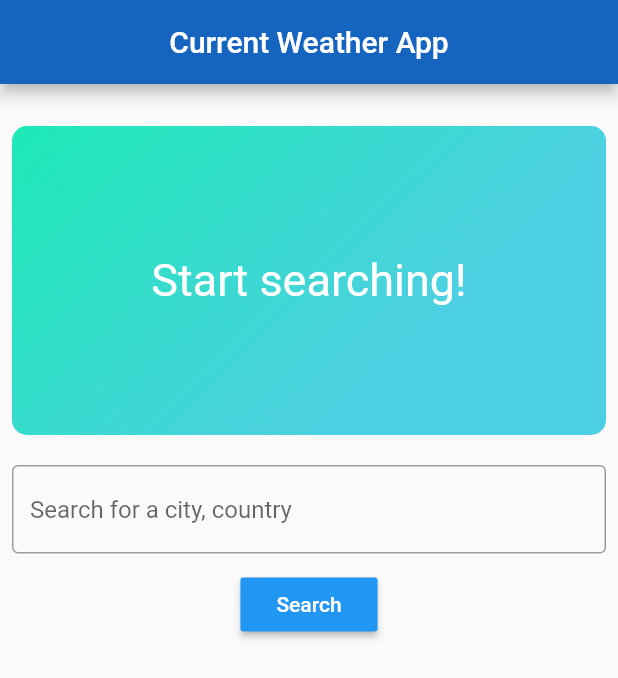
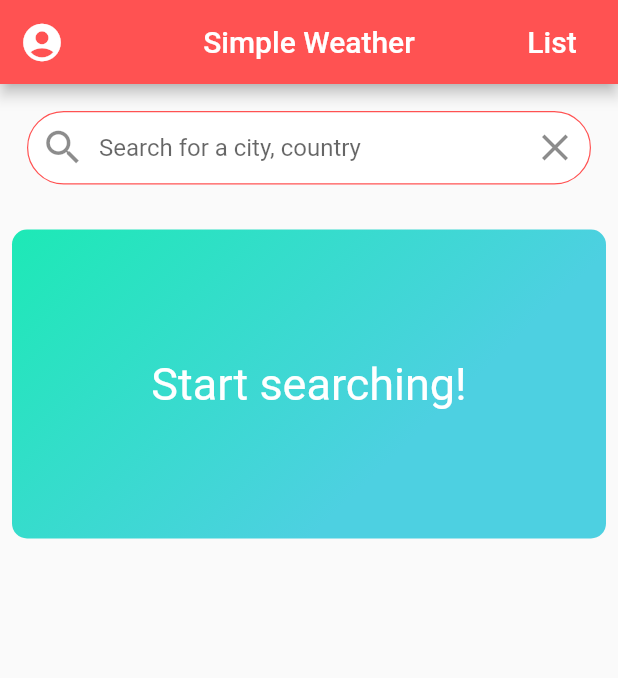
Before and after one commit to jeryldev/simple_weather_app, a Flutter app: the screen it shows after launch, on a phone screen of 412 x 824 dp. Shown: the top 678 px of the screen. Run offline on Flutter 3.47's test engine with Material 2 defaults, Android fonts, the phone set to English and light mode, and no system bars; our stand-ins replace bloc, cached_network_image, dartz, data_connection_checker, equatable, flutter_bloc and 2 more.

Commit message:
created a separate home screen and integrated the search current weather features to it.

```diff
--- a/lib/features/current_weather/presentation/widgets/current_weather_controls.dart
+++ b/lib/features/current_weather/presentation/widgets/current_weather_controls.dart
@@ -16,22 +16,47 @@ class _CurrentWeatherControlsState extends State<CurrentWeatherControls> {
   Widget build(BuildContext context) {
     return Column(
       children: [
-        TextField(
+        Padding(
+          padding: EdgeInsets.all(10.0),
+          child: TextField(
             onChanged: (value) => inputString = value,
             controller: inputTextController,
             keyboardType: TextInputType.text,
             onSubmitted: (_) => dispatchCityCurrentWeather(),
             decoration: InputDecoration(
-              border: OutlineInputBorder(),
+                contentPadding: EdgeInsets.symmetric(vertical: 15.0),
+                fillColor: Colors.white,
+                filled: true,
+                prefixIcon: Icon(
+                  Icons.search,
+                  size: 30.0,
+                ),
+                suffixIcon: IconButton(
+                  onPressed: clearCityCurrentWeather,
+                  icon: Icon(
+                    Icons.clear,
+                    size: 30,
+                  ),
+                ),
+                border: OutlineInputBorder(
+                  borderRadius: BorderRadius.circular(30),
+                  borderSide: BorderSide(width: 0.8),
+                ),
+                enabledBorder: OutlineInputBorder(
+                  borderRadius: BorderRadius.circular(30),
+                  borderSide: BorderSide(
+                      width: 0.8, color: Theme.of(context).primaryColor),
+                ),
                 hintText: 'Search for a city, country'),
           ),
-        SizedBox(height: 10),
-        RaisedButton(
-          onPressed: dispatchCityCurrentWeather,
-          child: Text('Search'),
-          color: Theme.of(context).accentColor,
-          textTheme: ButtonTextTheme.primary,
         ),
+        // SizedBox(height: 10),
+        // RaisedButton(
+        //   onPressed: dispatchCityCurrentWeather,
+        //   child: Text('Search'),
+        //   color: Theme.of(context).accentColor,
+        //   textTheme: ButtonTextTheme.primary,
+        // ),
       ],
     );
   }
@@ -42,4 +67,9 @@ class _CurrentWeatherControlsState extends State<CurrentWeatherControls> {
         .add(GetCurrentWeatherForCityEvent(inputString));
     FocusManager.instance.primaryFocus.unfocus();
   }
+
+  void clearCityCurrentWeather() {
+    inputTextController.clear();
+    FocusManager.instance.primaryFocus.unfocus();
   }
+}
--- /dev/null
+++ b/lib/features/home/presentation/home_page.dart
@@ -0,0 +1,65 @@
+import 'package:flutter/material.dart';
+import 'package:flutter_bloc/flutter_bloc.dart';
+import 'package:simple_weather_app/features/current_weather/presentation/bloc/current_weather_bloc.dart';
+import 'package:simple_weather_app/features/current_weather/presentation/widgets/widgets.dart';
+import 'package:simple_weather_app/injection_container.dart';
+
+class HomePage extends StatefulWidget {
+  @override
+  _HomePageState createState() => _HomePageState();
+}
+
+class _HomePageState extends State<HomePage> {
+  @override
+  Widget build(BuildContext context) {
+    return Scaffold(
+      appBar: buildHomePageAppBar(),
+      body: SingleChildScrollView(child: buildHomePageBody(context)),
+    );
+  }
+
+  BlocProvider<CurrentWeatherBloc> buildHomePageBody(BuildContext context) {
+    return BlocProvider(
+      create: (context) => serviceLocator<CurrentWeatherBloc>(),
+      child: Center(
+        child: Padding(
+          padding: const EdgeInsets.all(8.0),
+          child: Column(
+            children: [
+              CurrentWeatherControls(),
+              SizedBox(height: 20.0),
+              BlocBuilder<CurrentWeatherBloc, CurrentWeatherState>(
+                builder: (context, state) {
+                  return CurrentWeatherFeatureSection(state: state);
+                },
+              ),
+            ],
+          ),
+        ),
+      ),
+    );
+  }
+
+  AppBar buildHomePageAppBar() {
+    return AppBar(
+      centerTitle: true,
+      leading: IconButton(
+        icon: Icon(Icons.account_circle),
+        iconSize: 30.0,
+        onPressed: () {},
+      ),
+      title: Text(
+        'Simple Weather',
+      ),
+      actions: [
+        FlatButton(
+          onPressed: () {},
+          child: Text(
+            'List',
+            style: TextStyle(color: Colors.white, fontSize: 20.0),
+          ),
+        ),
+      ],
+    );
+  }
+}
--- a/lib/main.dart
+++ b/lib/main.dart
@@ -1,5 +1,6 @@
 import 'package:flutter/material.dart';
-import 'features/current_weather/presentation/pages/current_weather_page.dart';
+import 'package:simple_weather_app/features/home/presentation/home_page.dart';
+
 import 'injection_container.dart' as dependencyInjection;
 
 void main() async {
@@ -12,13 +13,15 @@ class MyApp extends StatelessWidget {
   @override
   Widget build(BuildContext context) {
     return MaterialApp(
-      title: 'Material App Bar',
+      title: 'Flutter Simple Weather App',
       debugShowCheckedModeBanner: false,
       theme: ThemeData(
-        primaryColor: Colors.blue[800],
-        accentColor: Colors.blue,
-      ),
-      home: CurrentWeatherPage(),
+          // primaryColor: Colors.deepOrange[400],
+          primaryColor: Colors.redAccent,
+          scaffoldBackgroundColor: Colors.grey[50] // accentColor: Colors.blue,
+          ),
+      // home: CurrentWeatherPage(),
+      home: HomePage(),
     );
   }
 }
```
Lines whose indentation alone changed are shown as unchanged.
